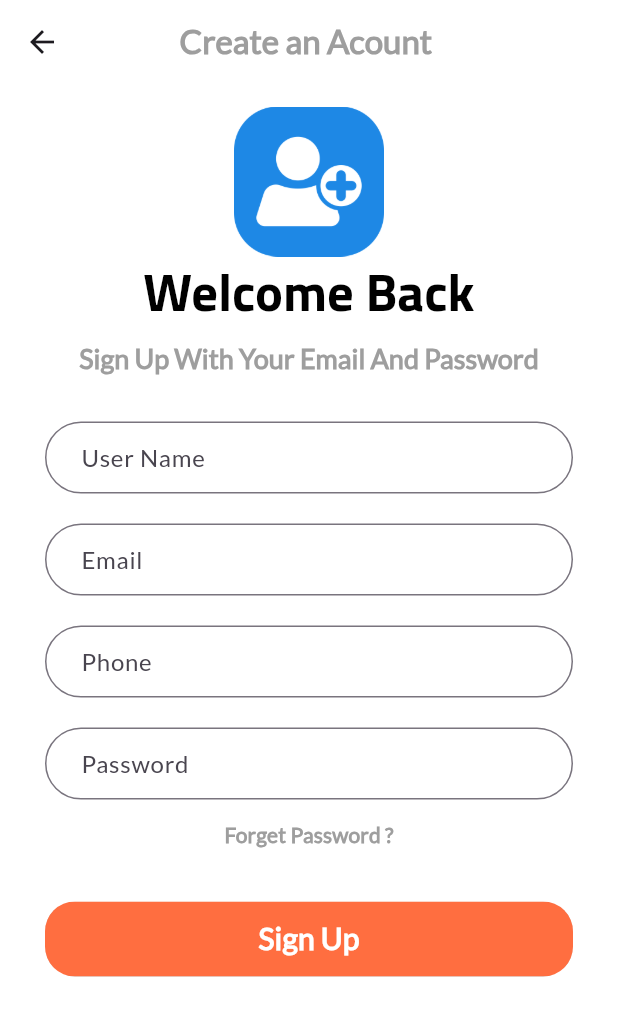
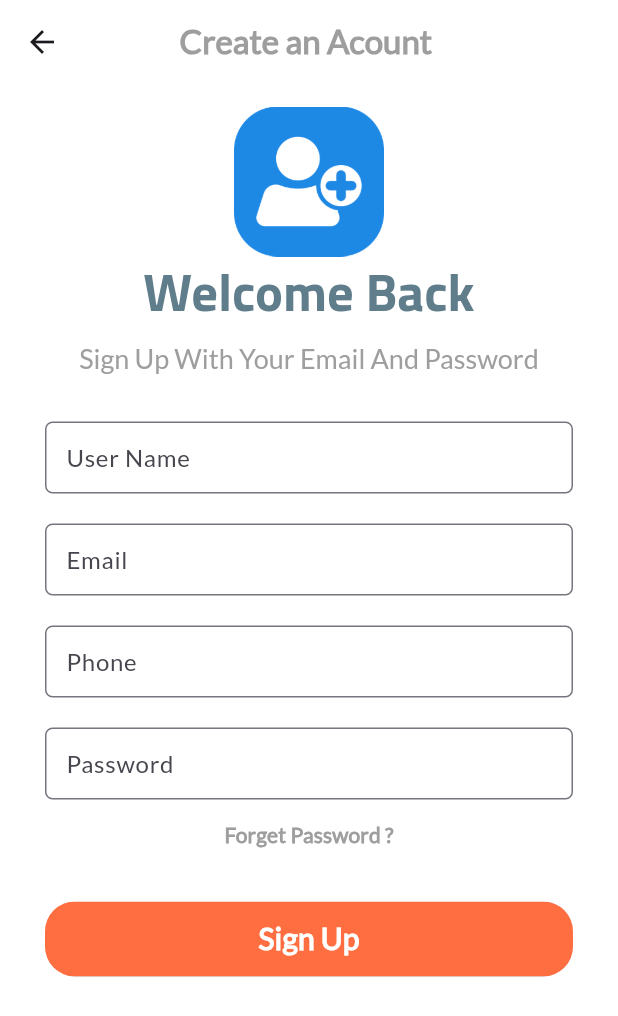
Before and after one commit to KILLER-RAMADAN/Fluttter-Backup, a Flutter app: the Signup screen opened by its route, on a phone screen of 412 x 824 dp. Shown: the top 1016 px of the screen. Run offline on Flutter 3.47's test engine with Material 3 defaults, Android fonts, the phone set to English and light mode, and no system bars; our stand-ins replace dartz, dio, file_picker, firebase_core, firebase_messaging, flutter_local_notifications and 8 more; missing offline and left inert: flutter_ringtone_manager, notification_listener, otp_text_field_v2, whatsapp_unilink; accounts and stored records are empty; project files that could hold a hidden picture were left out; key blocks and very long unbroken strings in the code were emptied for the run.

Commit message:
last update

```diff
--- a/lib/core/constant/apptheme.dart
+++ b/lib/core/constant/apptheme.dart
@@ -1,5 +1,4 @@
 import 'package:flutter/material.dart';
-import 'package:testapp/core/constant/colors.dart';
 
 ThemeData ArabicTheme = ThemeData(
     fontFamily: "Cairo",
@@ -7,24 +6,14 @@ ThemeData ArabicTheme = ThemeData(
         headlineSmall: TextStyle(
       fontWeight: FontWeight.bold,
       fontSize: 30,
-      color: AppColors.black,
+      color: Colors.blueGrey,
     )));
 
 ThemeData EnglishTheme = ThemeData(
     fontFamily: "Lato",
     textTheme: const TextTheme(
         headlineSmall: TextStyle(
-          fontWeight: FontWeight.bold,
-          fontSize: 25,
-          color: AppColors.black,
-        ),
-        headlineLarge: TextStyle(
-          fontWeight: FontWeight.bold,
-          fontSize: 25,
-          color: AppColors.black,
-        ),
-        bodySmall: TextStyle(
-            fontWeight: FontWeight.bold,
-            fontSize: 20,
-            height: 2,
-            color: Color.fromARGB(255, 91, 90, 90))));
+      fontWeight: FontWeight.normal,
+      fontSize: 25,
+      color: Colors.blueGrey,
+    )));
--- a/lib/core/localizations/translation.dart
+++ b/lib/core/localizations/translation.dart
@@ -194,13 +194,14 @@ class Mytranslation extends Translations {
           "183": "الاعدادات",
           "184": " منح الوصول للإشعارات",
           "185": "المحتوى التعليمي",
-          "186": "هذا الجهاز لا يدعم القياسات الحيوية",
+          "186": "المستخدم لم يقم بتفعيل البصمة",
           "187": "لم يتم العثور على أي بيانات حيوية",
           "188": "أضف بصمة الإصبع ! ",
           "189": "لا شكرا",
           "190": "يرجى تسجيل الدخول أولاً لتفعيل هذه الميزة",
           "191": "الرجاء تقديم بصمة إصبعك",
           "192": "فشل المصادقة",
+          "193": "تغيير اللغه",
         },
         "en": {
           "1": "Choose Language",
@@ -403,6 +404,7 @@ class Mytranslation extends Translations {
           "190": "Please Login First To Activate This Feature",
           "191": 'Please Provide Your Fingerprint',
           "192": "Authentication Failed",
+          "193": "Change Language",
         }
       };
 }
--- a/lib/servers.dart
+++ b/lib/servers.dart
@@ -1,6 +1,6 @@
 class Api {
   // Main Constants //
-  static const String Server = "hflti.top/ecommerce";
+  static const String Server = "https://hflti.top/ecommerce";
   //static const String imagespath = "https://myluxurystory.com/ecommerce/upload";
   // Main Constants //
 
--- a/lib/views/screens/auth/Forget_Password/reset-password.dart
+++ b/lib/views/screens/auth/Forget_Password/reset-password.dart
@@ -1,4 +1,3 @@
-
 import 'package:flutter/material.dart';
 import 'package:get/get.dart';
 import 'package:get/get_core/src/get_main.dart';
@@ -13,7 +12,6 @@ import 'package:testapp/views/widgets/auth/auth_signin_image.dart';
 import 'package:testapp/views/widgets/auth/customebodylinetext.dart';
 import 'package:testapp/views/widgets/auth/customeformfaildauth.dart';
 import 'package:testapp/views/widgets/auth/customeheadlinetext.dart';
-
 
 class ResetPassword extends StatelessWidget {
   const ResetPassword({super.key});
@@ -90,7 +88,9 @@ class ResetPassword extends StatelessWidget {
                               },
                               Text_Label: "43".tr,
                               Text_Hint: "43".tr,
-                              icondate: Icons.lock_outline,
+                              icondate: controller.isshowpassword
+                                  ? Icons.visibility_off_outlined
+                                  : Icons.visibility_outlined,
                               mycontroller: controller.repass),
                         ),
                         const SizedBox(
--- a/lib/views/screens/auth/signup.dart
+++ b/lib/views/screens/auth/signup.dart
@@ -1,4 +1,3 @@
-
 import 'package:flutter/material.dart';
 import 'package:get/get.dart';
 import 'package:testapp/controller/auth/signupcontroller.dart';
@@ -12,7 +11,6 @@ import 'package:testapp/views/widgets/auth/customebodylinetext.dart';
 import 'package:testapp/views/widgets/auth/customeformfaildauth.dart';
 import 'package:testapp/views/widgets/auth/customeheadlinetext.dart';
 import 'package:testapp/views/widgets/auth/forget_btn.dart';
-
 
 class Signup extends StatelessWidget {
   const Signup({super.key});
@@ -35,19 +33,19 @@ class Signup extends StatelessWidget {
               child: HandlingDataViewRequest(
             statusRequest: controller.statusRequest,
             widget: Container(
-                padding: EdgeInsets.symmetric(horizontal: 30, vertical: 15),
+                padding:const EdgeInsets.symmetric(horizontal: 30, vertical: 15),
                 child: Form(
                   key: controller.formstate,
                   child: ListView(
                     children: [
-                      AuthSigninImage(
+                      const AuthSigninImage(
                         imag_height: 100,
                         head_iamg: AppImage.Signup_Image,
                       ),
                       Customeheadlinetext(
                         Headline_Text: '15'.tr,
                       ),
-                      SizedBox(
+                      const SizedBox(
                         height: 10,
                       ),
                       Customebodylinetext(Body_Txet: "25".tr),
@@ -77,14 +75,14 @@ class Signup extends StatelessWidget {
                           Text_Hint: "20".tr,
                           icondate: Icons.email_outlined,
                           mycontroller: controller.email),
-                      SizedBox(
+                    const  SizedBox(
                         height: 20,
                       ),
                       Customeformfaildauth(
                           hide_text: false,
                           Isnumber: true,
                           valid: (val) {
-                            return validInput(val!, 9, 9, "phone");
+                            return validInput(val!, 9, 15, "phone");
                           },
                           Text_Label: "28".tr,
                           Text_Hint: "29".tr,
@@ -105,7 +103,9 @@ class Signup extends StatelessWidget {
                             },
                             Text_Label: "21".tr,
                             Text_Hint: "22".tr,
-                            icondate: Icons.lock,
+                            icondate: controller.isshowpassword
+                                ? Icons.visibility_off_outlined
+                                : Icons.visibility_outlined,
                             mycontroller: controller.password),
                       ),
                       ForgetBtn(
--- a/lib/views/widgets/auth/customeformfaildauth.dart
+++ b/lib/views/widgets/auth/customeformfaildauth.dart
@@ -1,7 +1,5 @@
-
 import 'package:flutter/material.dart';
 import 'package:testapp/core/constant/colors.dart';
-
 
 class Customeformfaildauth extends StatelessWidget {
   final String Text_Label;
@@ -37,15 +35,13 @@ class Customeformfaildauth extends StatelessWidget {
             hintText: Text_Hint,
             iconColor: AppColors.primary_color,
             hoverColor: AppColors.primary_color,
-            focusColor: AppColors.primary_color,
+            focusColor: Colors.blueGrey,
             hintStyle: TextStyle(fontFamily: "Lato", fontSize: 15),
             contentPadding: EdgeInsets.symmetric(horizontal: 10, vertical: 5),
             floatingLabelAlignment: FloatingLabelAlignment.start,
-            label: Container(
-                padding: EdgeInsets.symmetric(horizontal: 10),
-                child: Text(Text_Label)),
+            label: Text(Text_Label),
             border: OutlineInputBorder(
-                borderRadius: BorderRadius.all(Radius.circular(30))),
+                borderRadius: BorderRadius.all(Radius.circular(5))),
             suffix: InkWell(
               child: Icon(icondate),
               onTap: onTapicon,
--- a/pubspec.yaml
+++ b/pubspec.yaml
@@ -71,6 +71,7 @@ dependencies:
   notification_listener_service: ^0.3.4
   local_auth: ^2.3.0
   file_picker: ^8.1.2
+  validation_textformfield: ^2.2.5
   #filter_text: ^1.0.2
 
 
```
Also changed, not shown: lib/core/shared/notification_access.dart (added, +24 -0 lines), lib/views/screens/auth/login.dart (+45 -12 lines), lib/views/screens/home/appsettings.dart (+32 -0 lines), pubspec.lock.
